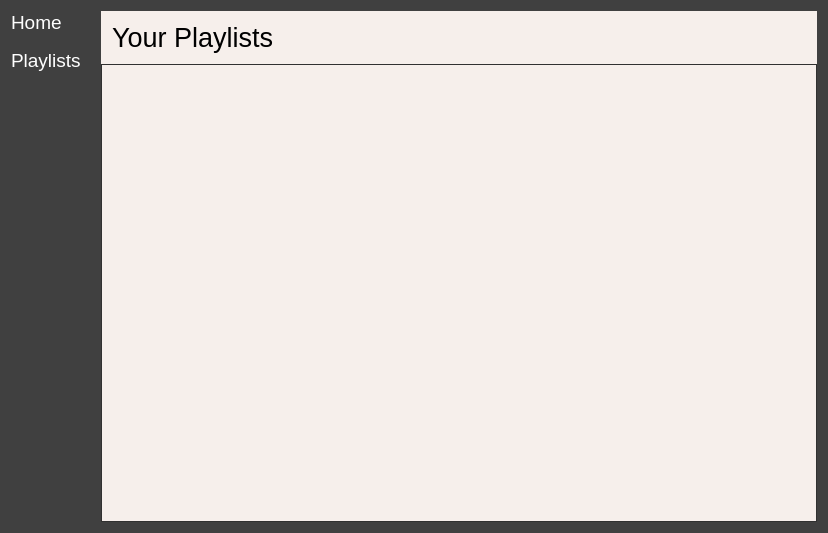
The window that qt_widgets/LoginWindowV1.ui (WelRow/playlistApp) describes before a commit, drawn with Qt 5.
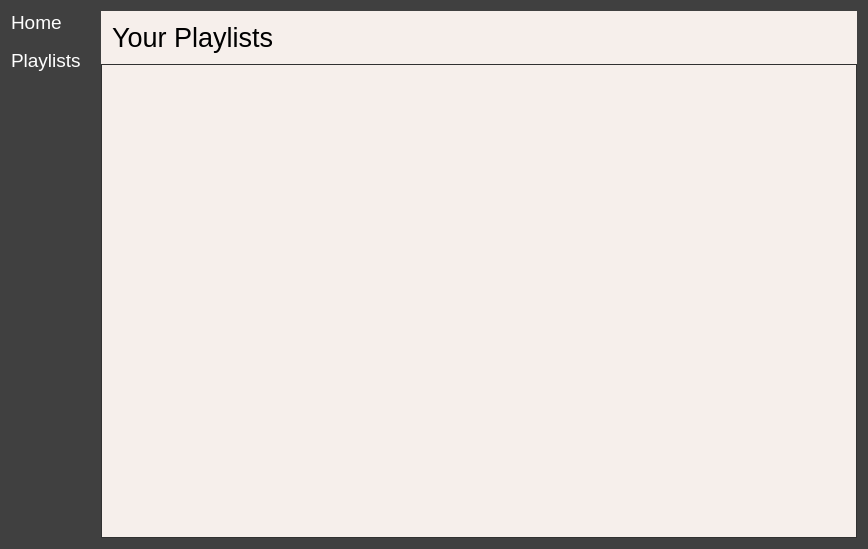
The same window after the commit. The open tabs and pages were chosen to show the change. Icons and pictures are not drawn.

Commit message:
Added logo placeholder and image to the login page
Updated resourcefiles.qrc with the logo

Patch:
```diff
--- a/qt_widgets/LoginWindowV1.ui
+++ b/qt_widgets/LoginWindowV1.ui
@@ -6,8 +6,8 @@
    <rect>
     <x>0</x>
     <y>0</y>
-    <width>828</width>
-    <height>533</height>
+    <width>868</width>
+    <height>549</height>
    </rect>
   </property>
   <property name="minimumSize">
@@ -395,8 +395,8 @@
                       <rect>
                        <x>0</x>
                        <y>0</y>
-                       <width>666</width>
-                       <height>443</height>
+                       <width>706</width>
+                       <height>459</height>
                       </rect>
                      </property>
                     </widget>
```
Left out of the diff: 16 changed lines with no effect on the pictures. The commit also changes 2 other files.
